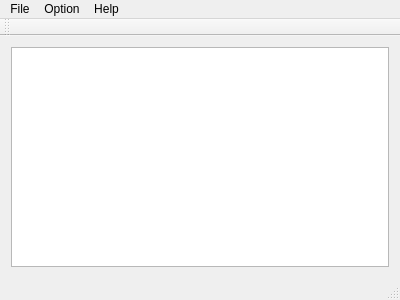
First picture: the form in mainwindow.ui, repository dare5421/MasterMeasure, before the edit.
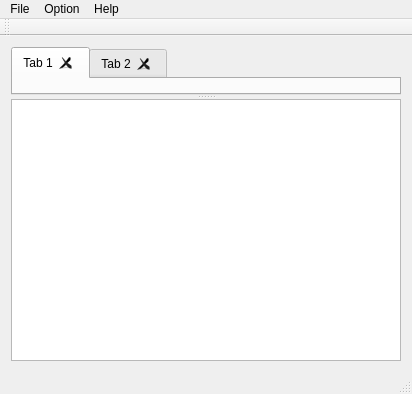
Second picture: the form after the edit.

Commit message: open each image in seperate tab is done.

Diff of the .ui file:
```diff
--- a/mainwindow.ui
+++ b/mainwindow.ui
@@ -6,17 +6,77 @@
    <rect>
     <x>0</x>
     <y>0</y>
-    <width>400</width>
-    <height>300</height>
+    <width>412</width>
+    <height>394</height>
    </rect>
   </property>
+  <property name="sizePolicy">
+   <sizepolicy hsizetype="Fixed" vsizetype="Fixed">
+    <horstretch>0</horstretch>
+    <verstretch>0</verstretch>
+   </sizepolicy>
+  </property>
   <property name="windowTitle">
    <string>MainWindow</string>
   </property>
   <widget class="QWidget" name="centralWidget">
    <layout class="QVBoxLayout" name="verticalLayout">
     <item>
-     <widget class="QGraphicsView" name="graphicsView"/>
+     <widget class="QSplitter" name="splitter">
+      <property name="orientation">
+       <enum>Qt::Vertical</enum>
+      </property>
+      <widget class="QTabWidget" name="tabWidget">
+       <property name="sizePolicy">
+        <sizepolicy hsizetype="Preferred" vsizetype="Preferred">
+         <horstretch>0</horstretch>
+         <verstretch>0</verstretch>
+        </sizepolicy>
+       </property>
+       <property name="tabShape">
+        <enum>QTabWidget::Rounded</enum>
+       </property>
+       <property name="currentIndex">
+        <number>0</number>
+       </property>
+       <property name="elideMode">
+        <enum>Qt::ElideNone</enum>
+       </property>
+       <property name="documentMode">
+        <bool>false</bool>
+       </property>
+       <property name="tabsClosable">
+        <bool>true</bool>
+       </property>
+       <property name="movable">
+        <bool>true</bool>
+       </property>
+       <widget class="QWidget" name="tab">
+        <attribute name="title">
+         <string>Tab 1</string>
+        </attribute>
+       </widget>
+       <widget class="QWidget" name="tab_2">
+        <attribute name="title">
+         <string>Tab 2</string>
+        </attribute>
+       </widget>
+      </widget>
+      <widget class="QGraphicsView" name="graphicsView">
+       <property name="sizePolicy">
+        <sizepolicy hsizetype="Preferred" vsizetype="Preferred">
+         <horstretch>0</horstretch>
+         <verstretch>0</verstretch>
+        </sizepolicy>
+       </property>
+       <property name="maximumSize">
+        <size>
+         <width>16777215</width>
+         <height>300</height>
+        </size>
+       </property>
+      </widget>
+     </widget>
     </item>
    </layout>
   </widget>
@@ -25,7 +85,7 @@
     <rect>
      <x>0</x>
      <y>0</y>
-     <width>400</width>
+     <width>412</width>
      <height>21</height>
     </rect>
    </property>
```
Left out of the diff: 19 changed lines with no effect on the pictures. The commit also changes 4 other files.
